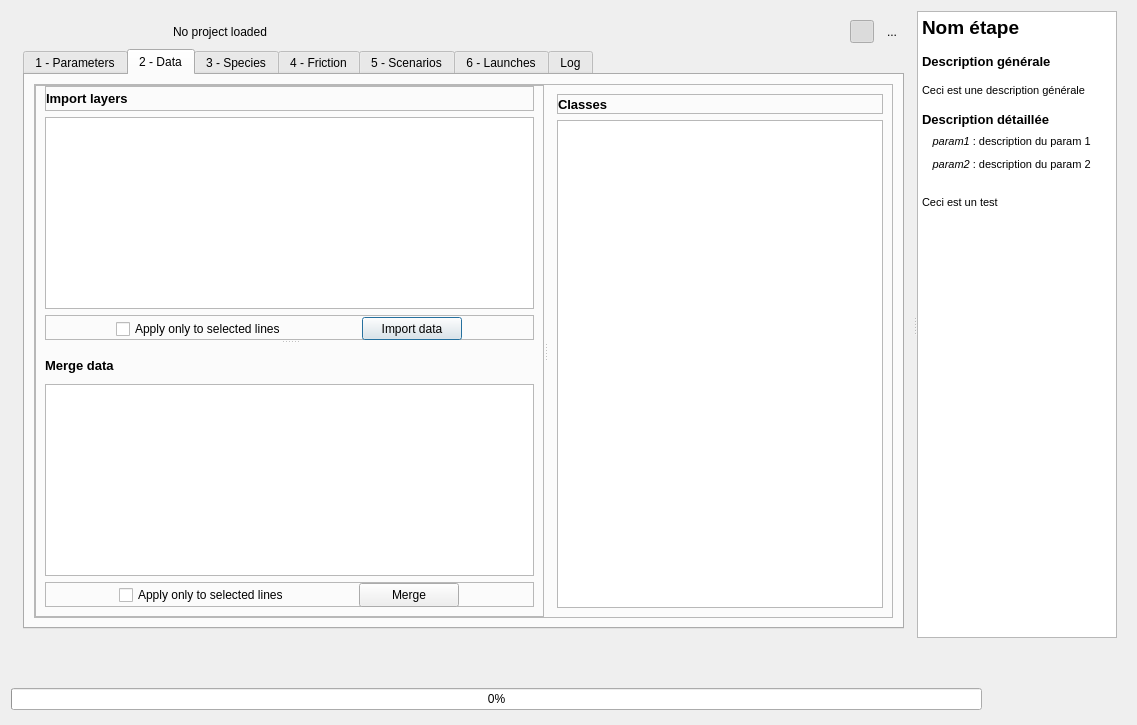
This is ui/erc_tvb_plugin_dialog_base.ui in MathieuChailloux/MitiConnect as Qt 5 draws it before an edit. The edited form follows.
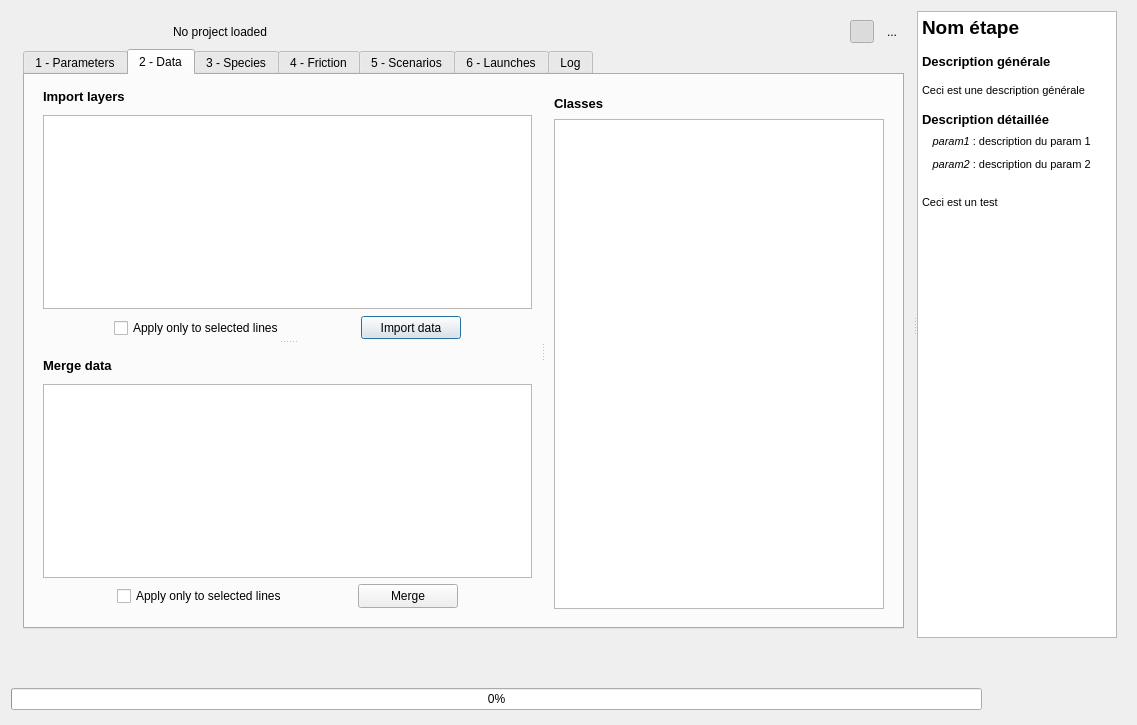
This is the edited form. The open tabs and pages were chosen to show the change. Icons and pictures are not drawn. Custom widgets are drawn as their Qt base class.

Commit message: Set Frame style to NoFrame

What changed in the file:
```diff
--- a/ui/erc_tvb_plugin_dialog_base.ui
+++ b/ui/erc_tvb_plugin_dialog_base.ui
@@ -493,7 +493,7 @@
                   </size>
                  </property>
                  <property name="frameShape">
-                  <enum>QFrame::StyledPanel</enum>
+                  <enum>QFrame::NoFrame</enum>
                  </property>
                  <property name="frameShadow">
                   <enum>QFrame::Raised</enum>
@@ -524,7 +524,7 @@
                       </sizepolicy>
                      </property>
                      <property name="frameShape">
-                      <enum>QFrame::StyledPanel</enum>
+                      <enum>QFrame::NoFrame</enum>
                      </property>
                      <property name="frameShadow">
                       <enum>QFrame::Raised</enum>
@@ -588,7 +588,7 @@
                              </size>
                             </property>
                             <property name="frameShape">
-                             <enum>QFrame::StyledPanel</enum>
+                             <enum>QFrame::NoFrame</enum>
                             </property>
                             <property name="frameShadow">
                              <enum>QFrame::Raised</enum>
@@ -769,7 +769,7 @@
                              </size>
                             </property>
                             <property name="frameShape">
-                             <enum>QFrame::StyledPanel</enum>
+                             <enum>QFrame::NoFrame</enum>
                             </property>
                             <property name="frameShadow">
                              <enum>QFrame::Raised</enum>
@@ -1009,7 +1009,7 @@
                              </size>
                             </property>
                             <property name="frameShape">
-                             <enum>QFrame::StyledPanel</enum>
+                             <enum>QFrame::NoFrame</enum>
                             </property>
                             <property name="frameShadow">
                              <enum>QFrame::Raised</enum>
@@ -1122,7 +1122,7 @@
                          </size>
                         </property>
                         <property name="frameShape">
-                         <enum>QFrame::StyledPanel</enum>
+                         <enum>QFrame::NoFrame</enum>
                         </property>
                         <property name="frameShadow">
                          <enum>QFrame::Raised</enum>
```
Left out of the diff: 10 changed lines with no effect on the pictures.
